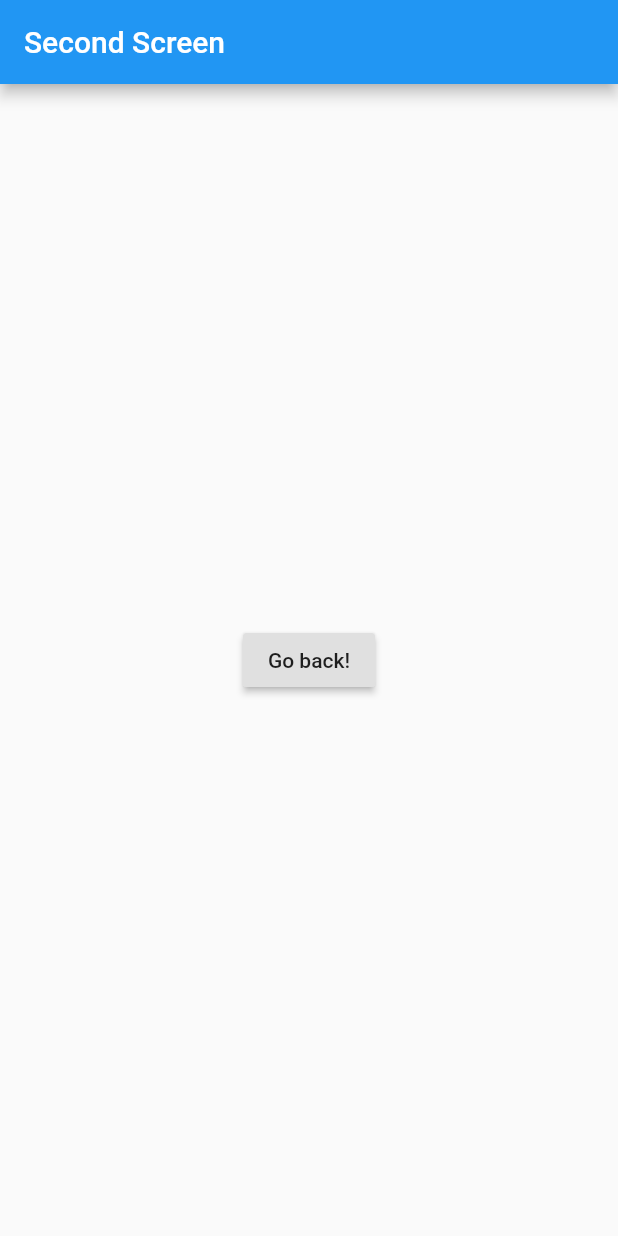
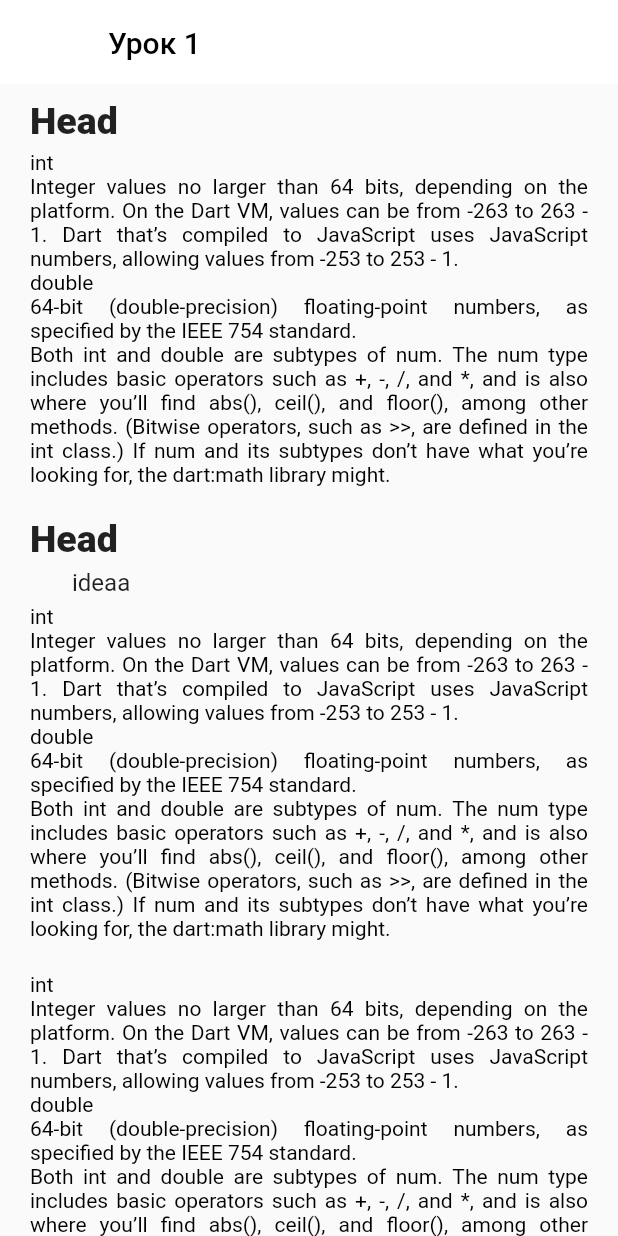
Before and after one commit to andreidevo/FlutterApp, a Flutter app: the LessonScreen screen opened directly, on a phone screen of 412 x 824 dp. Run offline on Flutter 3.47's test engine with Material 2 defaults, Android fonts, the phone set to English and light mode, and no system bars; our stand-ins replace flutter_swiper, liquid_swipe.

Commit message:
Making text view

```diff
--- a/lib/main.dart
+++ b/lib/main.dart
@@ -16,7 +16,7 @@ void main() => runApp(
     home: MaterialApp(
       initialRoute: '/',
       routes: {
-        '/': (context) => HomeScreen(),
+        '/': (context) => LessonScreen(),
         '/second': (context) => LessonScreen(),
       },
     )
--- a/lib/pages/LessonScreen.dart
+++ b/lib/pages/LessonScreen.dart
@@ -4,21 +4,97 @@ import 'package:flutter/cupertino.dart';
 import 'package:flutter/material.dart';
 
 
+
 class LessonScreen extends StatelessWidget {
+
   @override
   Widget build(BuildContext context) {
     return Scaffold(
-      appBar: AppBar(
-        title: Text("Second Screen"),
-      ),
-      body: Center(
-        child: RaisedButton(
-          onPressed: () {
-            Navigator.pop(context);
-          },
-          child: Text('Go back!'),
-        ),
-      ),
+
+      body: CustomScrollView(
+        slivers: <Widget>[
+          const SliverAppBar(
+            pinned: false,
+            floating: false,
+            snap: false,
+            expandedHeight: 50.0,
+            flexibleSpace: FlexibleSpaceBar(
+              title: Text('Урок 1', style: TextStyle(color: Colors.black),),
+
+            ),
+            backgroundColor: Colors.white,
+          ),
+          SliverToBoxAdapter(
+            child: SizedBox(
+
+              child : _allText(context)
+
+
+
+            ),
+          ),
+
+        ],
+      )
     );
   }
 }
+
+Widget _newText(BuildContext context, String type)
+{
+  switch(type){
+    case "head":
+      return Align(
+          alignment: Alignment.topLeft,
+          child: Text("Head", style: TextStyle(fontSize: 25, fontFamily: "Roboto_Black"),));
+      break;
+
+    case "text":
+      return RichText(
+        textAlign: TextAlign.justify,
+        text: TextSpan(text: data, style: TextStyle(color: Colors.black))
+      );
+      break;
+    case "idea":
+      return Row(
+        children: [
+          SizedBox(width: 20,),
+          Container(width: 3, color: Colors.black,),
+          SizedBox(width: 5,),
+          Text("ideaa", style: TextStyle(fontSize: 16),),
+        ],
+      );
+      break;
+  }
+}
+
+Widget _allText(BuildContext context)
+{
+  return Container(
+    margin: EdgeInsets.fromLTRB(20, 10, 20, 0),
+    child: Column(
+
+      children: [
+      _newText(context, "head"),
+      SizedBox(height: 5,),
+      _newText(context, "text"),
+      SizedBox(height: 5,),
+      _newText(context, "head"),
+      SizedBox(height: 5,),
+      _newText(context, "idea"),
+      SizedBox(height: 5,),
+      _newText(context, "text"),
+      SizedBox(height: 5,),
+      _newText(context, "text"),
+
+    ],),
+  );
+}
+
+var data = '''
+int
+Integer values no larger than 64 bits, depending on the platform. On the Dart VM, values can be from -263 to 263 - 1. Dart that’s compiled to JavaScript uses JavaScript numbers, allowing values from -253 to 253 - 1.
+double
+64-bit (double-precision) floating-point numbers, as specified by the IEEE 754 standard.
+Both int and double are subtypes of num. The num type includes basic operators such as +, -, /, and *, and is also where you’ll find abs(), ceil(), and floor(), among other methods. (Bitwise operators, such as >>, are defined in the int class.) If num and its subtypes don’t have what you’re looking for, the dart:math library might.
+''';
--- a/pubspec.yaml
+++ b/pubspec.yaml
@@ -23,10 +23,11 @@ environment:
 dependencies:
   flutter:
     sdk: flutter
-  url_launcher: ^3.0.1
   liquid_swipe: ^1.5.0-dev.1
   cupertino_icons: ^0.1.3
   flutter_swiper: ^1.1.6
+
+
 
 dev_dependencies:
   flutter_test:
```
Also changed, not shown: lib/pages/HomeScreen.dart (+5 -3 lines), pubspec.lock, 1 other file.
